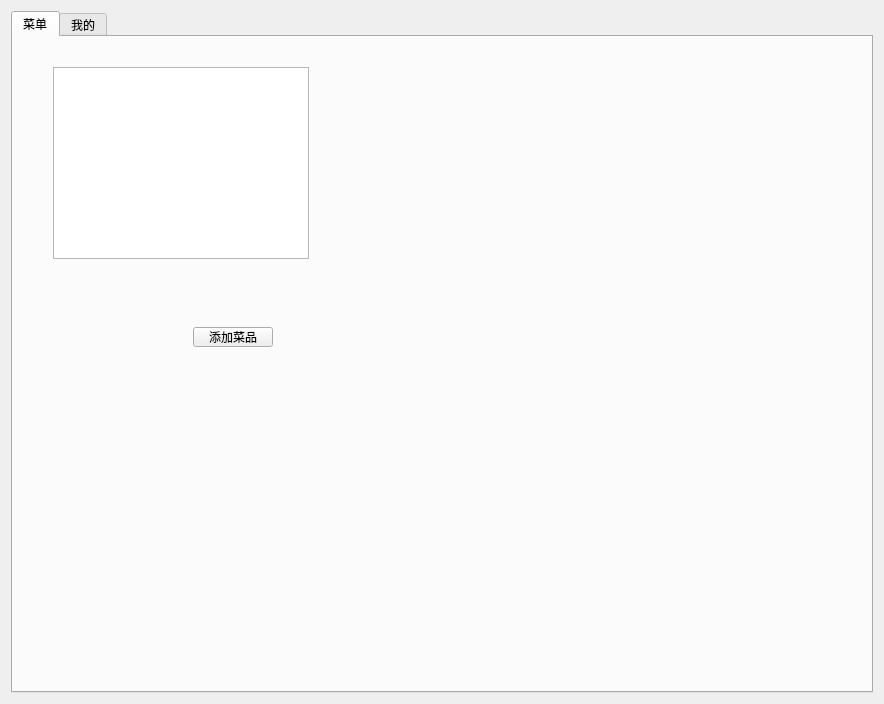
Above: merchantwidget.ui from Hami-8/DataBase-HomeWork before the change. Below: the same form after it.
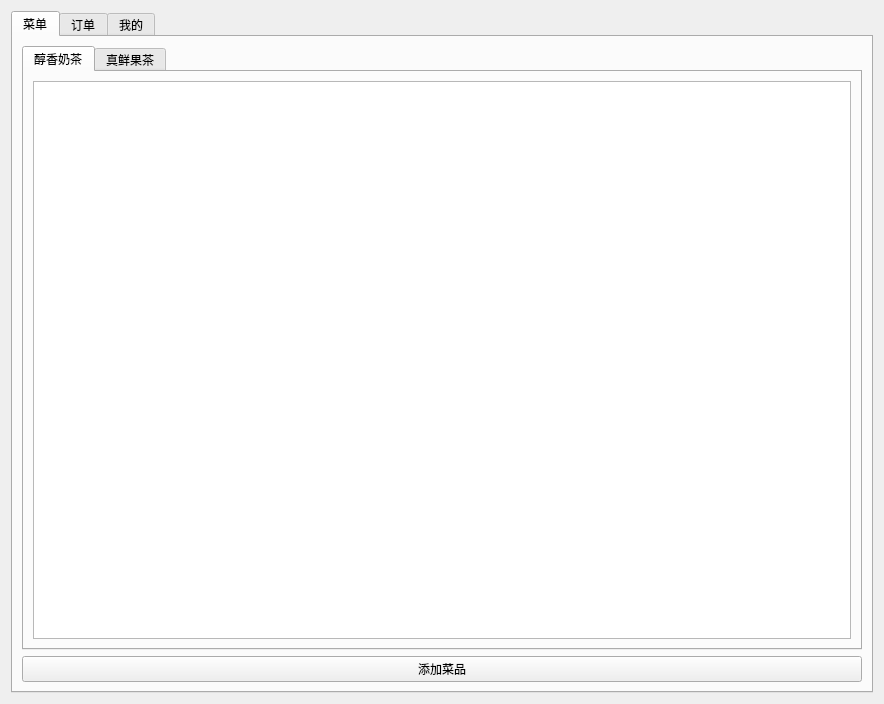
That is the form after the change. Icons and pictures are not drawn.

Commit message: 实现了商家界面显示菜单功能

Patch:
```diff
--- a/merchantwidget.ui
+++ b/merchantwidget.ui
@@ -23,29 +23,57 @@
       <attribute name="title">
        <string>菜单</string>
       </attribute>
-      <widget class="QTableWidget" name="menuTableWidget">
+      <layout class="QVBoxLayout" name="verticalLayout">
+       <item>
+        <widget class="QTabWidget" name="menuTabWidget">
+         <property name="currentIndex">
+          <number>0</number>
+         </property>
+         <widget class="QWidget" name="tab">
+          <attribute name="title">
+           <string>醇香奶茶</string>
+          </attribute>
+          <layout class="QHBoxLayout" name="horizontalLayout_2">
+           <item>
+            <widget class="QTableWidget" name="milkTeaTableWidget"/>
+           </item>
+          </layout>
+         </widget>
+         <widget class="QWidget" name="tab_2">
+          <attribute name="title">
+           <string>真鲜果茶</string>
+          </attribute>
+          <layout class="QHBoxLayout" name="horizontalLayout_3">
+           <item>
+            <widget class="QTableWidget" name="fruitTeaTableWidget"/>
+           </item>
+          </layout>
+         </widget>
+        </widget>
+       </item>
+       <item>
+        <widget class="QPushButton" name="addButton">
+         <property name="text">
+          <string>添加菜品</string>
+         </property>
+        </widget>
+       </item>
+      </layout>
+     </widget>
+     <widget class="QWidget" name="orderTab">
+      <attribute name="title">
+       <string>订单</string>
+      </attribute>
+      <widget class="QTableWidget" name="tableWidget">
        <property name="geometry">
         <rect>
-         <x>40</x>
-         <y>30</y>
+         <x>70</x>
+         <y>60</y>
          <width>256</width>
          <height>192</height>
         </rect>
        </property>
       </widget>
-      <widget class="QPushButton" name="addButton">
-       <property name="geometry">
-        <rect>
-         <x>180</x>
-         <y>290</y>
-         <width>80</width>
-         <height>20</height>
-        </rect>
-       </property>
-       <property name="text">
-        <string>添加菜品</string>
-       </property>
-      </widget>
      </widget>
      <widget class="QWidget" name="myTab">
       <attribute name="title">
```
The commit also changes 3 other files.
